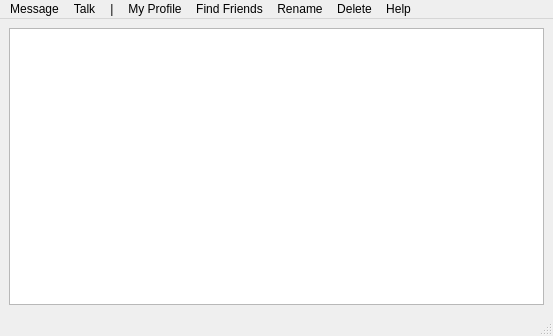
First picture: the form in ui/qt4/MainWindow.ui, repository uvvy/uvvy-cpp, before the edit.
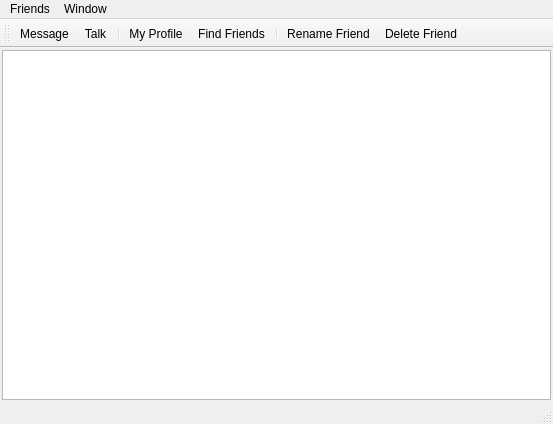
Second picture: the form after the edit.

```diff
--- a/ui/qt4/MainWindow.ui
+++ b/ui/qt4/MainWindow.ui
@@ -7,14 +7,29 @@
     <x>0</x>
     <y>0</y>
     <width>553</width>
-    <height>336</height>
+    <height>424</height>
    </rect>
   </property>
   <property name="windowTitle">
    <string>MettaNode</string>
   </property>
   <widget class="QWidget" name="centralwidget">
-   <layout class="QHBoxLayout" name="horizontalLayout">
+   <layout class="QVBoxLayout" name="verticalLayout">
+    <property name="spacing">
+     <number>1</number>
+    </property>
+    <property name="leftMargin">
+     <number>2</number>
+    </property>
+    <property name="topMargin">
+     <number>2</number>
+    </property>
+    <property name="rightMargin">
+     <number>2</number>
+    </property>
+    <property name="bottomMargin">
+     <number>2</number>
+    </property>
     <item>
      <widget class="QTableView" name="peerlist">
       <attribute name="horizontalHeaderShowSortIndicator" stdset="0">
@@ -36,62 +51,128 @@
      <height>22</height>
     </rect>
    </property>
-   <widget class="QMenu" name="menuMessage">
+   <property name="autoFillBackground">
+    <bool>false</bool>
+   </property>
+   <property name="defaultUp">
+    <bool>false</bool>
+   </property>
+   <property name="nativeMenuBar">
+    <bool>true</bool>
+   </property>
+   <widget class="QMenu" name="menuFriends">
     <property name="title">
-     <string>Message</string>
+     <string>Friends</string>
     </property>
    </widget>
-   <widget class="QMenu" name="menuTalk">
+   <widget class="QMenu" name="menuWindow">
     <property name="title">
-     <string>Talk</string>
+     <string>Window</string>
     </property>
    </widget>
-   <widget class="QMenu" name="menu">
-    <property name="title">
-     <string>|</string>
-    </property>
-   </widget>
-   <widget class="QMenu" name="menuMy_Profile">
-    <property name="title">
-     <string>My Profile</string>
-    </property>
-   </widget>
-   <widget class="QMenu" name="menuFind_Friends">
-    <property name="title">
-     <string>Find Friends</string>
-    </property>
-   </widget>
-   <widget class="QMenu" name="menuRename">
-    <property name="title">
-     <string>Rename</string>
-    </property>
-   </widget>
-   <widget class="QMenu" name="menuDelete">
-    <property name="title">
-     <string>Delete</string>
-    </property>
-   </widget>
-   <widget class="QMenu" name="menuHelp">
-    <property name="title">
-     <string>Help</string>
-    </property>
-    <addaction name="actionAbout"/>
-   </widget>
-   <addaction name="menuMessage"/>
-   <addaction name="menuTalk"/>
-   <addaction name="menu"/>
-   <addaction name="menuMy_Profile"/>
-   <addaction name="menuFind_Friends"/>
-   <addaction name="menuRename"/>
-   <addaction name="menuDelete"/>
-   <addaction name="menuHelp"/>
+   <addaction name="menuFriends"/>
+   <addaction name="menuWindow"/>
   </widget>
   <widget class="QStatusBar" name="statusbar"/>
+  <widget class="QToolBar" name="toolBar">
+   <property name="windowTitle">
+    <string>toolBar</string>
+   </property>
+   <attribute name="toolBarArea">
+    <enum>TopToolBarArea</enum>
+   </attribute>
+   <attribute name="toolBarBreak">
+    <bool>false</bool>
+   </attribute>
+   <addaction name="actionMessage"/>
+   <addaction name="actionTalk"/>
+   <addaction name="separator"/>
+   <addaction name="actionProfile"/>
+   <addaction name="actionFind_Friends"/>
+   <addaction name="separator"/>
+   <addaction name="actionRename_Friends"/>
+   <addaction name="actionDelete_Friend"/>
+  </widget>
   <action name="actionAbout">
    <property name="text">
     <string>About</string>
    </property>
   </action>
+  <action name="actionMessage">
+   <property name="text">
+    <string>Message</string>
+   </property>
+   <property name="shortcut">
+    <string>Ctrl+M</string>
+   </property>
+  </action>
+  <action name="actionTalk">
+   <property name="text">
+    <string>Talk</string>
+   </property>
+   <property name="shortcut">
+    <string>Ctrl+T</string>
+   </property>
+  </action>
+  <action name="actionFind_Friends">
+   <property name="text">
+    <string>Find Friends</string>
+   </property>
+   <property name="shortcut">
+    <string>Ctrl+F</string>
+   </property>
+  </action>
+  <action name="actionRename_Friends">
+   <property name="text">
+    <string>Rename Friend</string>
+   </property>
+   <property name="shortcut">
+    <string>Ctrl+R</string>
+   </property>
+  </action>
+  <action name="actionDelete_Friend">
+   <property name="text">
+    <string>Delete Friend</string>
+   </property>
+  </action>
+  <action name="actionFriends">
+   <property name="text">
+    <string>Friends</string>
+   </property>
+  </action>
+  <action name="actionSearch">
+   <property name="text">
+    <string>Search</string>
+   </property>
+  </action>
+  <action name="actionDownloads">
+   <property name="text">
+    <string>Download</string>
+   </property>
+  </action>
+  <action name="actionSettings">
+   <property name="text">
+    <string>Settings</string>
+   </property>
+  </action>
+  <action name="actionLog_Window">
+   <property name="text">
+    <string>Log Window</string>
+   </property>
+  </action>
+  <action name="actionOpen_synced_files">
+   <property name="text">
+    <string>Open synced files</string>
+   </property>
+  </action>
+  <action name="actionProfile">
+   <property name="text">
+    <string>My Profile</string>
+   </property>
+   <property name="shortcut">
+    <string>Ctrl+P</string>
+   </property>
+  </action>
  </widget>
  <resources/>
  <connections/>
```
Left out of the diff: 14 changed lines with no effect on the pictures.
